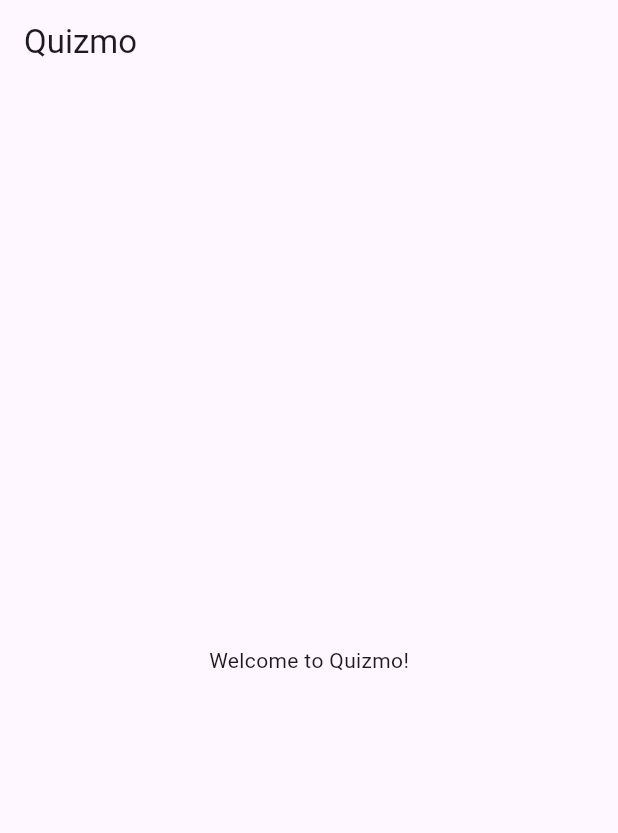
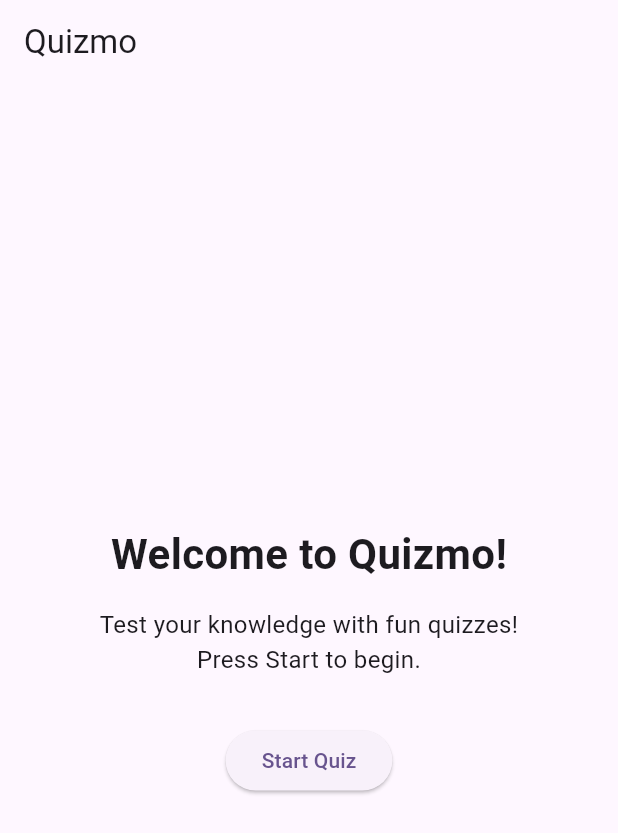
Before and after one commit to peterkure3/quizmo, a Flutter app: the screen it shows after launch, on a phone screen of 412 x 824 dp. Shown: the top 833 px of the screen. Run offline on Flutter 3.47's test engine with Material 3 defaults, Android fonts, the phone set to English and light mode, and no system bars; our stand-ins replace shared_preferences.

Commit message:
Update: HomeScreen UI - Added Start Quiz button

```diff
--- a/lib/screens/home_screen.dart
+++ b/lib/screens/home_screen.dart
@@ -1,4 +1,5 @@
 import 'package:flutter/material.dart';
+import 'quiz_screen.dart';
 
 class HomeScreen extends StatelessWidget {
   const HomeScreen({Key? key}) : super(key: key);
@@ -9,8 +10,32 @@ class HomeScreen extends StatelessWidget {
       appBar: AppBar(
         title: const Text('Quizmo'),
       ),
-      body: const Center(
-        child: Text('Welcome to Quizmo!'),
+      body: Center(
+        child: Column(
+          mainAxisAlignment: MainAxisAlignment.center,
+          children: [
+            const Text(
+              'Welcome to Quizmo!',
+              style: TextStyle(fontSize: 28, fontWeight: FontWeight.bold),
+            ),
+            const SizedBox(height: 16),
+            const Text(
+              'Test your knowledge with fun quizzes!\nPress Start to begin.',
+              textAlign: TextAlign.center,
+              style: TextStyle(fontSize: 16),
+            ),
+            const SizedBox(height: 32),
+            ElevatedButton(
+              onPressed: () {
+                Navigator.push(
+                  context,
+                  MaterialPageRoute(builder: (context) => const QuizScreen()),
+                );
+              },
+              child: const Text('Start Quiz'),
+            ),
+          ],
+        ),
       ),
     );
   }
```
